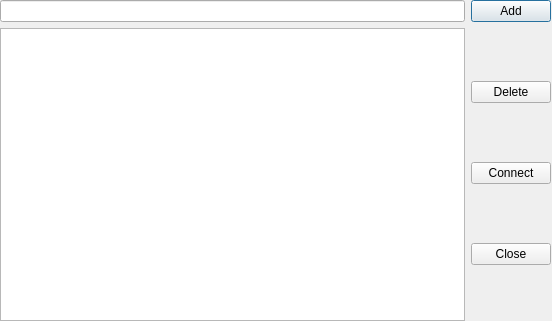
Qt form dialog.ui (WTFTrick/TestMutomo) before a commit.
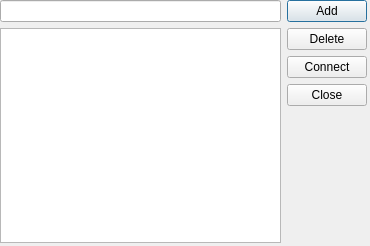
The same form after that commit.

```diff
--- a/dialog.ui
+++ b/dialog.ui
@@ -6,22 +6,55 @@
    <rect>
     <x>0</x>
     <y>0</y>
-    <width>552</width>
-    <height>321</height>
+    <width>370</width>
+    <height>246</height>
    </rect>
   </property>
+  <property name="minimumSize">
+   <size>
+    <width>370</width>
+    <height>246</height>
+   </size>
+  </property>
+  <property name="maximumSize">
+   <size>
+    <width>370</width>
+    <height>246</height>
+   </size>
+  </property>
   <property name="windowTitle">
    <string>Dialog</string>
   </property>
-  <widget class="QWidget" name="gridLayoutWidget">
+  <property name="modal">
+   <bool>true</bool>
+  </property>
+  <widget class="QWidget" name="gridWidget" native="true">
    <property name="geometry">
     <rect>
      <x>0</x>
      <y>0</y>
-     <width>551</width>
-     <height>321</height>
+     <width>367</width>
+     <height>243</height>
     </rect>
    </property>
+   <property name="sizePolicy">
+    <sizepolicy hsizetype="Fixed" vsizetype="Fixed">
+     <horstretch>0</horstretch>
+     <verstretch>0</verstretch>
+    </sizepolicy>
+   </property>
+   <property name="minimumSize">
+    <size>
+     <width>367</width>
+     <height>243</height>
+    </size>
+   </property>
+   <property name="maximumSize">
+    <size>
+     <width>367</width>
+     <height>243</height>
+    </size>
+   </property>
    <layout class="QGridLayout" name="gridLayout">
     <item row="0" column="1">
      <widget class="QPushButton" name="pb_add">
@@ -31,28 +64,28 @@
      </widget>
     </item>
     <item row="1" column="1">
-     <layout class="QGridLayout" name="gridLayout_2">
-      <item row="0" column="1">
+     <layout class="QFormLayout" name="formLayout">
+      <item row="0" column="0">
        <widget class="QPushButton" name="pb_del">
         <property name="text">
          <string>Delete</string>
         </property>
        </widget>
       </item>
-      <item row="2" column="1">
-       <widget class="QPushButton" name="pb_close">
-        <property name="text">
-         <string>Close</string>
-        </property>
-       </widget>
-      </item>
-      <item row="1" column="1">
+      <item row="1" column="0">
        <widget class="QPushButton" name="pb_connect">
         <property name="text">
          <string>Connect</string>
         </property>
        </widget>
       </item>
+      <item row="2" column="0">
+       <widget class="QPushButton" name="pb_close">
+        <property name="text">
+         <string>Close</string>
+        </property>
+       </widget>
+      </item>
      </layout>
     </item>
     <item row="0" column="0">
```
Left out of the diff: 8 changed lines with no effect on the pictures.
